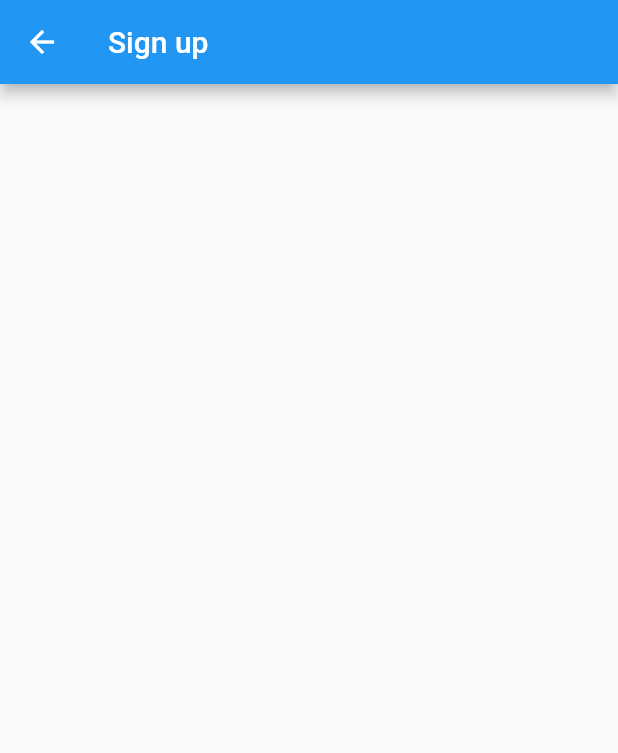
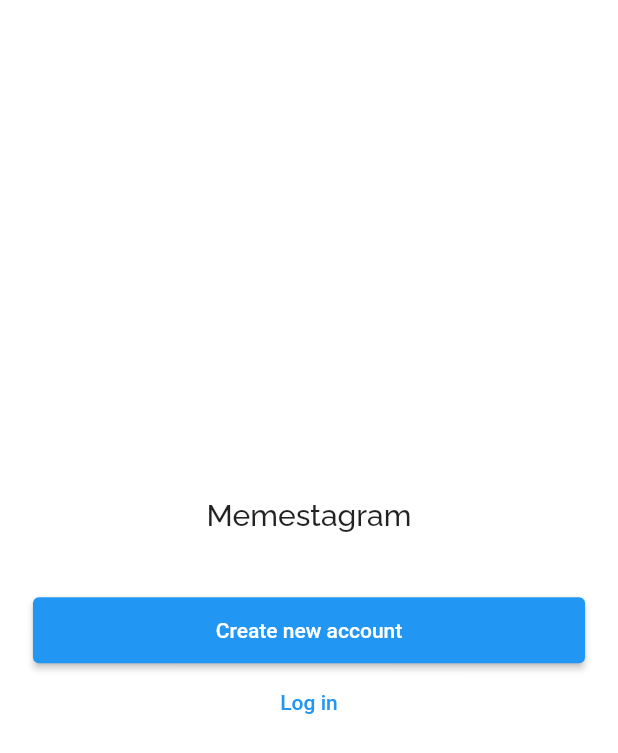
Before and after one commit to EniRox001/memestagram, a Flutter app: the Signup screen opened directly, on a phone screen of 412 x 824 dp. Shown: the top 753 px of the screen. Run offline on Flutter 3.47's test engine with Material 2 defaults, Android fonts, the light colour scheme and no system bars; our stand-ins replace dio, google_fonts, sizer.

Commit message:
setup basic signup screen mobile

```diff
--- a/lib/cloud_functions/server.dart
+++ b/lib/cloud_functions/server.dart
@@ -2,8 +2,6 @@
 
 import 'package:dio/dio.dart';
 import 'package:flutter/material.dart';
-import 'package:memestagram/providers/login_provider.dart';
-import 'package:provider/provider.dart';
 import 'package:memestagram/views/login_signup/login.dart';
 
 var dio = Dio();
--- a/lib/providers/login_provider.dart
+++ b/lib/providers/login_provider.dart
@@ -1,5 +1,4 @@
 import 'package:flutter/material.dart';
-import 'package:memestagram/cloud_functions/server.dart';
 
 class LoginProvider extends ChangeNotifier {
   String _response = "";
--- a/lib/views/login_signup/signup.dart
+++ b/lib/views/login_signup/signup.dart
@@ -1,4 +1,7 @@
 import 'package:flutter/material.dart';
+import 'package:memestagram/enums/responsive.dart';
+import 'package:memestagram/widgets/mobile/signup_mobile_one.dart';
+import 'package:memestagram/widgets/web/signup_web.dart';
 
 class Signup extends StatefulWidget {
   const Signup({super.key});
@@ -8,13 +11,24 @@ class Signup extends StatefulWidget {
 }
 
 class _SignupState extends State<Signup> {
+  var deviceDomain = getSizeDomain();
+
   @override
   Widget build(BuildContext context) {
     return Scaffold(
-      appBar: AppBar(
-        title: const Text('Sign up'),
+      backgroundColor: Colors.white,
+      body: SafeArea(
+        child: Column(
+          mainAxisAlignment: MainAxisAlignment.center,
+          children: <Widget>[
+            Visibility(
+              visible: deviceDomain != PlatformDomains.native,
+              replacement: const SignupMobileOne(),
+              child: const SignupWeb(),
+            ),
+          ],
+        ),
       ),
-      body: Container(),
     );
   }
 }
--- a/lib/widgets/common/w_elevated_button.dart
+++ b/lib/widgets/common/w_elevated_button.dart
@@ -15,7 +15,7 @@ class WElevatedButton extends StatelessWidget {
     return ElevatedButton(
       onPressed: onPressed,
       child: Padding(
-        padding: const EdgeInsets.symmetric(vertical: 10.0),
+        padding: const EdgeInsets.symmetric(vertical: 14.0),
         child: Row(
           mainAxisAlignment: MainAxisAlignment.center,
           children: <Widget>[
--- /dev/null
+++ b/lib/widgets/mobile/signup_mobile_one.dart
@@ -0,0 +1,55 @@
+import 'package:flutter/material.dart';
+import 'package:google_fonts/google_fonts.dart';
+import 'package:memestagram/widgets/common/w_elevated_button.dart';
+import 'package:memestagram/widgets/mobile/signup_mobile_two.dart';
+import 'package:sizer/sizer.dart';
+
+class SignupMobileOne extends StatefulWidget {
+  const SignupMobileOne({super.key});
+
+  @override
+  State<SignupMobileOne> createState() => _SignupMobileOneState();
+}
+
+class _SignupMobileOneState extends State<SignupMobileOne> {
+  @override
+  Widget build(BuildContext context) {
+    return Padding(
+      padding: EdgeInsets.all(16.0.sp),
+      child: Column(
+        children: <Widget>[
+          Center(
+            child: Text(
+              'Memestagram',
+              style: GoogleFonts.raleway(
+                textStyle: Theme.of(context).textTheme.titleLarge,
+              ),
+            ),
+          ),
+          SizedBox(
+            height: 5.0.h,
+          ),
+          WElevatedButton(
+            onPressed: () {
+              Navigator.push(
+                context,
+                MaterialPageRoute(
+                  builder: (context) => const SignupMobileTwo(),
+                ),
+              );
+            },
+            text: 'Create new account',
+          ),
+          TextButton(
+            onPressed: () {
+              Navigator.pop(context);
+            },
+            child: const Text(
+              'Log in',
+            ),
+          ),
+        ],
+      ),
+    );
+  }
+}
--- a/lib/widgets/web/login_web.dart
+++ b/lib/widgets/web/login_web.dart
@@ -3,7 +3,6 @@
 import 'package:flutter/material.dart';
 import 'package:memestagram/cloud_functions/server.dart';
 import 'package:memestagram/enums/responsive.dart';
-import 'package:memestagram/views/login_signup/login.dart';
 import 'package:memestagram/views/login_signup/signup.dart';
 import 'package:memestagram/widgets/common/w_divider.dart';
 import 'package:memestagram/widgets/common/w_elevated_button.dart';
```
Also changed, not shown: lib/main.dart (+11 -0 lines), lib/widgets/mobile/signup_mobile_two.dart (added, +57 -0 lines), lib/widgets/web/signup_web.dart (added, +15 -0 lines).
